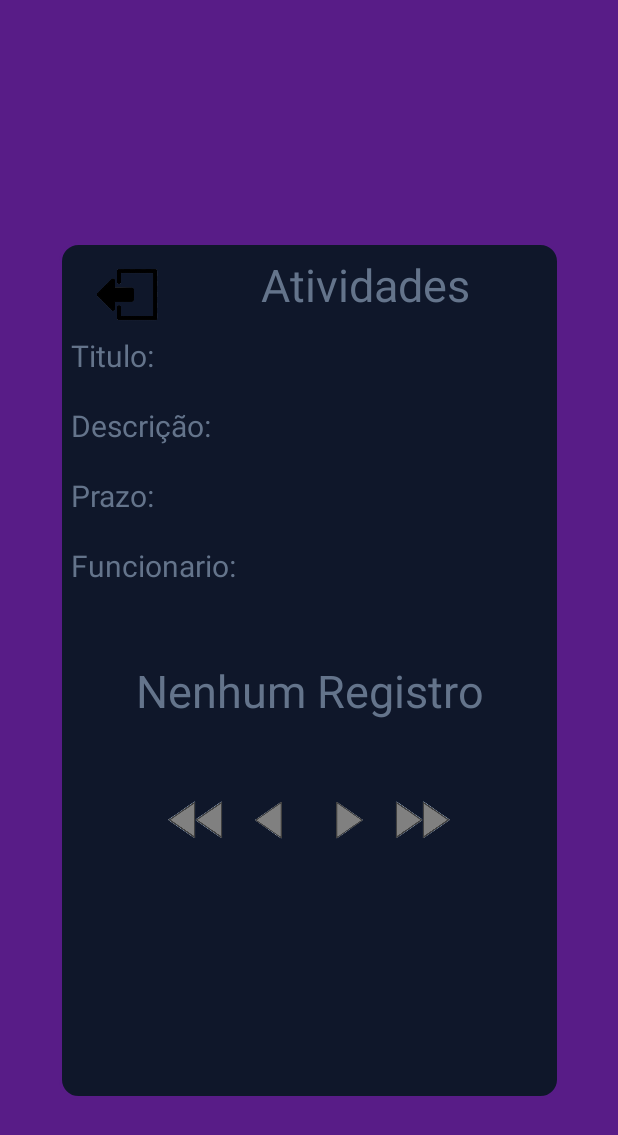
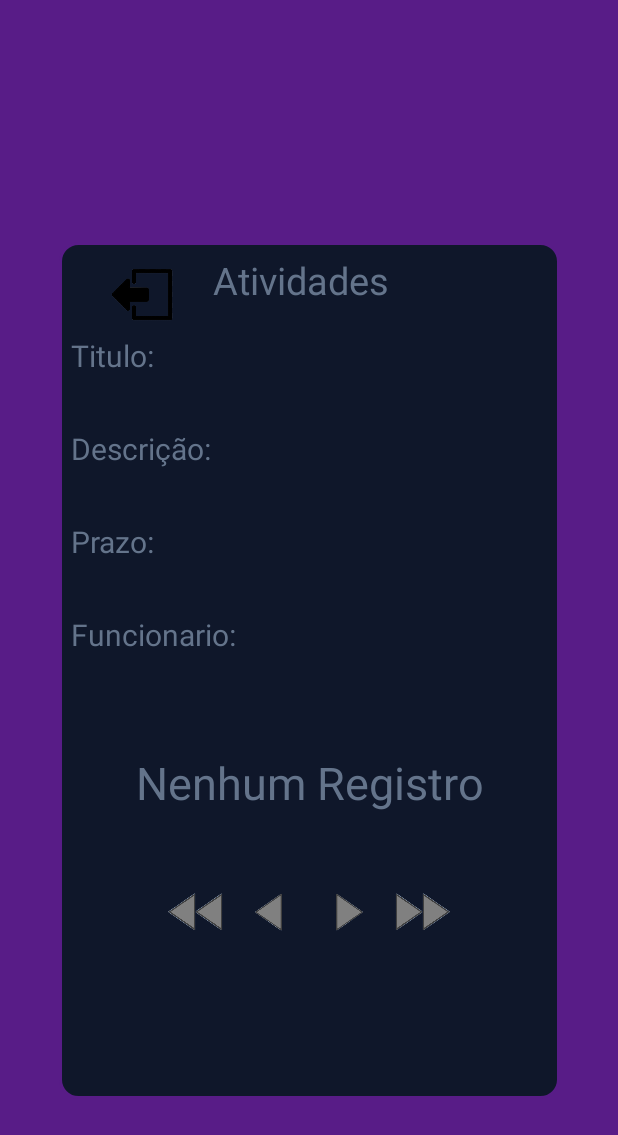
Before and after one commit to luizfeit/FazAi-Projeto_AndroidStudio, an Android app: the VIsualizarAtividadesActivity screen opened directly, with no data from a screen before it, on a phone screen of 412 x 824 dp. Shown: the top 1135 px of the screen. Run offline under Robolectric (Android 15) with nearby library versions, the phone set to English and light mode, and no system bars.

Commit message:
FINALIZADO PORRA

```diff
--- a/app/src/main/java/com/example/fazaaiprojetopimentel/VisualizarTelaAdmActivity.java
+++ b/app/src/main/java/com/example/fazaaiprojetopimentel/VisualizarTelaAdmActivity.java
@@ -206,6 +206,7 @@ public class VisualizarTelaAdmActivity extends Activity {
                             "responsavel = '" + funcionario + "' where id = " + id);
 
                     MostraMessagem("Dados Alterados com Sucesso!");
+                    CarregarDados();
                 }catch (Exception e){
                     MostraMessagem("Erro:" + e.toString());
                 }
--- a/app/src/main/res/layout/activity_visualizar_atividades.xml
+++ b/app/src/main/res/layout/activity_visualizar_atividades.xml
@@ -32,12 +32,12 @@
 
             <TextView
                 android:id="@+id/textView15"
-                android:layout_width="243dp"
+                android:layout_width="223dp"
                 android:layout_height="54dp"
                 android:text="@string/atividades"
-                android:textAlignment="center"
+                android:textAlignment="gravity"
                 android:textColor="#64748B"
-                android:textSize="30sp" />
+                android:textSize="25sp"/>
 
 
         </LinearLayout>
@@ -57,7 +57,7 @@
             android:layout_height="wrap_content"
             android:layout_marginStart="14sp"
             android:text="@string/tituloComChaves"
-
+            android:textSize="25sp"
             android:textColor="#64748B"
             tools:ignore="TextContrastCheck" />
 
@@ -77,7 +77,8 @@
             android:text="@string/descri_oComChaves"
             android:textColor="#64748B"
             app:layout_constraintStart_toStartOf="parent"
-            tools:ignore="TextContrastCheck" />
+            tools:ignore="TextContrastCheck"
+            android:textSize="25sp"/>
 
         <TextView
             android:id="@+id/textView21"
@@ -95,7 +96,8 @@
             android:text="@string/prazoComChaves"
             android:textColor="#64748B"
             app:layout_constraintStart_toStartOf="parent"
-            tools:ignore="TextContrastCheck" />
+            tools:ignore="TextContrastCheck"
+            android:textSize="25sp"/>
 
         <TextView
             android:id="@+id/textView24"
@@ -113,7 +115,8 @@
             android:layout_marginStart="14sp"
             android:text="@string/funcionarioComChaves"
             android:textColor="#64748B"
-            tools:ignore="TextContrastCheck" />
+            tools:ignore="TextContrastCheck"
+            android:textSize="25sp"/>
 
         <LinearLayout
             android:layout_width="match_parent"
```
Also changed, not shown: app/src/main/res/layout/activity_visualizar_tela_adm.xml (+8 -4 lines).
